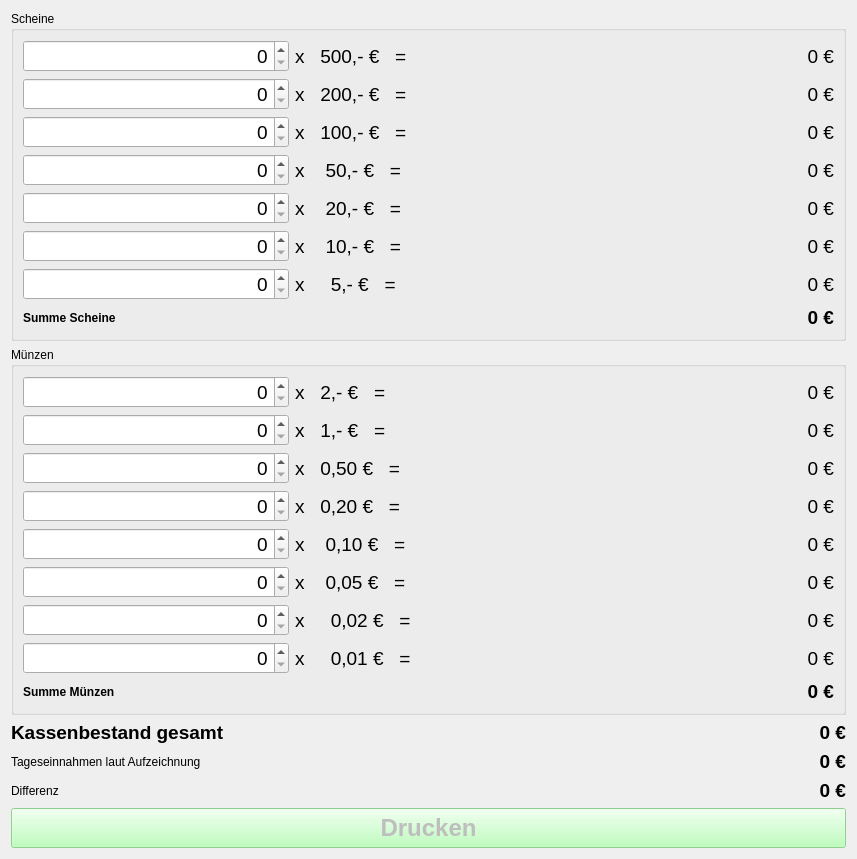
bwurst/bibkasse, file ressource/ui/widget_zaehlprotokoll.ui: the form before one commit.
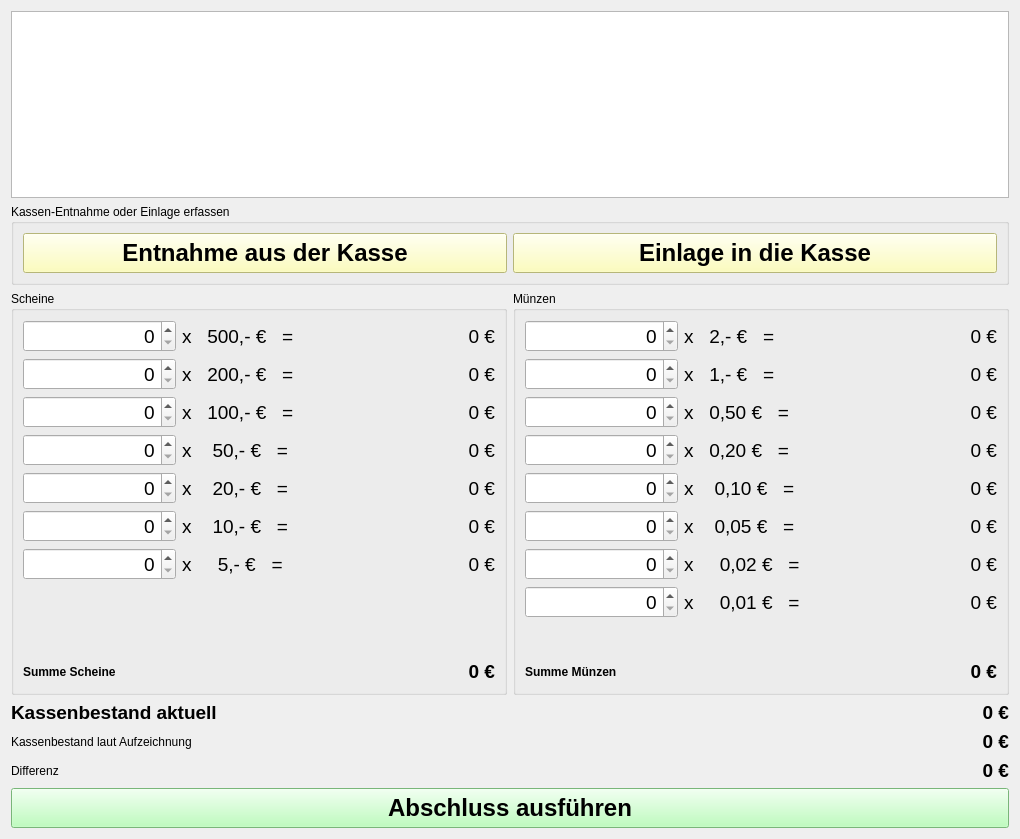
The form after the commit.

The edit to the form file:
```diff
--- a/ressource/ui/widget_zaehlprotokoll.ui
+++ b/ressource/ui/widget_zaehlprotokoll.ui
@@ -6,15 +6,372 @@
    <rect>
     <x>0</x>
     <y>0</y>
-    <width>857</width>
-    <height>777</height>
+    <width>1020</width>
+    <height>839</height>
    </rect>
   </property>
   <property name="windowTitle">
    <string>Form</string>
   </property>
   <layout class="QGridLayout" name="gridLayout">
-   <item row="6" column="0">
+   <item row="3" column="0">
+    <widget class="QGroupBox" name="groupBox">
+     <property name="title">
+      <string>Scheine</string>
+     </property>
+     <layout class="QVBoxLayout" name="verticalLayout">
+      <item>
+       <layout class="QHBoxLayout" name="horizontalLayout">
+        <item>
+         <widget class="QSpinBox" name="count_500">
+          <property name="font">
+           <font>
+            <pointsize>14</pointsize>
+           </font>
+          </property>
+          <property name="alignment">
+           <set>Qt::AlignRight|Qt::AlignTrailing|Qt::AlignVCenter</set>
+          </property>
+         </widget>
+        </item>
+        <item>
+         <widget class="QLabel" name="label">
+          <property name="font">
+           <font>
+            <pointsize>14</pointsize>
+           </font>
+          </property>
+          <property name="text">
+           <string>x   500,- €   =</string>
+          </property>
+         </widget>
+        </item>
+        <item>
+         <widget class="QLabel" name="summe_500">
+          <property name="font">
+           <font>
+            <pointsize>14</pointsize>
+           </font>
+          </property>
+          <property name="text">
+           <string>0 €</string>
+          </property>
+          <property name="alignment">
+           <set>Qt::AlignRight|Qt::AlignTrailing|Qt::AlignVCenter</set>
+          </property>
+         </widget>
+        </item>
+       </layout>
+      </item>
+      <item>
+       <layout class="QHBoxLayout" name="horizontalLayout_2">
+        <item>
+         <widget class="QSpinBox" name="count_200">
+          <property name="font">
+           <font>
+            <pointsize>14</pointsize>
+           </font>
+          </property>
+          <property name="alignment">
+           <set>Qt::AlignRight|Qt::AlignTrailing|Qt::AlignVCenter</set>
+          </property>
+         </widget>
+        </item>
+        <item>
+         <widget class="QLabel" name="label_3">
+          <property name="font">
+           <font>
+            <pointsize>14</pointsize>
+           </font>
+          </property>
+          <property name="text">
+           <string>x   200,- €   =</string>
+          </property>
+         </widget>
+        </item>
+        <item>
+         <widget class="QLabel" name="summe_200">
+          <property name="font">
+           <font>
+            <pointsize>14</pointsize>
+           </font>
+          </property>
+          <property name="text">
+           <string>0 €</string>
+          </property>
+          <property name="alignment">
+           <set>Qt::AlignRight|Qt::AlignTrailing|Qt::AlignVCenter</set>
+          </property>
+         </widget>
+        </item>
+       </layout>
+      </item>
+      <item>
+       <layout class="QHBoxLayout" name="horizontalLayout_3">
+        <item>
+         <widget class="QSpinBox" name="count_100">
+          <property name="font">
+           <font>
+            <pointsize>14</pointsize>
+           </font>
+          </property>
+          <property name="alignment">
+           <set>Qt::AlignRight|Qt::AlignTrailing|Qt::AlignVCenter</set>
+          </property>
+         </widget>
+        </item>
+        <item>
+         <widget class="QLabel" name="label_5">
+          <property name="font">
+           <font>
+            <pointsize>14</pointsize>
+           </font>
+          </property>
+          <property name="text">
+           <string>x   100,- €   =</string>
+          </property>
+         </widget>
+        </item>
+        <item>
+         <widget class="QLabel" name="summe_100">
+          <property name="font">
+           <font>
+            <pointsize>14</pointsize>
+           </font>
+          </property>
+          <property name="text">
+           <string>0 €</string>
+          </property>
+          <property name="alignment">
+           <set>Qt::AlignRight|Qt::AlignTrailing|Qt::AlignVCenter</set>
+          </property>
+         </widget>
+        </item>
+       </layout>
+      </item>
+      <item>
+       <layout class="QHBoxLayout" name="horizontalLayout_4">
+        <item>
+         <widget class="QSpinBox" name="count_50">
+          <property name="font">
+           <font>
+            <pointsize>14</pointsize>
+           </font>
+          </property>
+          <property name="alignment">
+           <set>Qt::AlignRight|Qt::AlignTrailing|Qt::AlignVCenter</set>
+          </property>
+         </widget>
+        </item>
+        <item>
+         <widget class="QLabel" name="label_7">
+          <property name="font">
+           <font>
+            <pointsize>14</pointsize>
+           </font>
+          </property>
+          <property name="text">
+           <string>x    50,- €   =</string>
+          </property>
+         </widget>
+        </item>
+        <item>
+         <widget class="QLabel" name="summe_50">
+          <property name="font">
+           <font>
+            <pointsize>14</pointsize>
+           </font>
+          </property>
+          <property name="text">
+           <string>0 €</string>
+          </property>
+          <property name="alignment">
+           <set>Qt::AlignRight|Qt::AlignTrailing|Qt::AlignVCenter</set>
+          </property>
+         </widget>
+        </item>
+       </layout>
+      </item>
+      <item>
+       <layout class="QHBoxLayout" name="horizontalLayout_5">
+        <item>
+         <widget class="QSpinBox" name="count_20">
+          <property name="font">
+           <font>
+            <pointsize>14</pointsize>
+           </font>
+          </property>
+          <property name="alignment">
+           <set>Qt::AlignRight|Qt::AlignTrailing|Qt::AlignVCenter</set>
+          </property>
+         </widget>
+        </item>
+        <item>
+         <widget class="QLabel" name="label_9">
+          <property name="font">
+           <font>
+            <pointsize>14</pointsize>
+           </font>
+          </property>
+          <property name="text">
+           <string>x    20,- €   =</string>
+          </property>
+         </widget>
+        </item>
+        <item>
+         <widget class="QLabel" name="summe_20">
+          <property name="font">
+           <font>
+            <pointsize>14</pointsize>
+           </font>
+          </property>
+          <property name="text">
+           <string>0 €</string>
+          </property>
+          <property name="alignment">
+           <set>Qt::AlignRight|Qt::AlignTrailing|Qt::AlignVCenter</set>
+          </property>
+         </widget>
+        </item>
+       </layout>
+      </item>
+      <item>
+       <layout class="QHBoxLayout" name="horizontalLayout_6">
+        <item>
+         <widget class="QSpinBox" name="count_10">
+          <property name="font">
+           <font>
+            <pointsize>14</pointsize>
+           </font>
+          </property>
+          <property name="alignment">
+           <set>Qt::AlignRight|Qt::AlignTrailing|Qt::AlignVCenter</set>
+          </property>
+         </widget>
+        </item>
+        <item>
+         <widget class="QLabel" name="label_11">
+          <property name="font">
+           <font>
+            <pointsize>14</pointsize>
+           </font>
+          </property>
+          <property name="text">
+           <string>x    10,- €   =</string>
+          </property>
+         </widget>
+        </item>
+        <item>
+         <widget class="QLabel" name="summe_10">
+          <property name="font">
+           <font>
+            <pointsize>14</pointsize>
+           </font>
+          </property>
+          <property name="text">
+           <string>0 €</string>
+          </property>
+          <property name="alignment">
+           <set>Qt::AlignRight|Qt::AlignTrailing|Qt::AlignVCenter</set>
+          </property>
+         </widget>
+        </item>
+       </layout>
+      </item>
+      <item>
+       <layout class="QHBoxLayout" name="horizontalLayout_7">
+        <item>
+         <widget class="QSpinBox" name="count_5">
+          <property name="font">
+           <font>
+            <pointsize>14</pointsize>
+           </font>
+          </property>
+          <property name="alignment">
+           <set>Qt::AlignRight|Qt::AlignTrailing|Qt::AlignVCenter</set>
+          </property>
+         </widget>
+        </item>
+        <item>
+         <widget class="QLabel" name="label_13">
+          <property name="font">
+           <font>
+            <pointsize>14</pointsize>
+           </font>
+          </property>
+          <property name="text">
+           <string>x     5,- €   =</string>
+          </property>
+         </widget>
+        </item>
+        <item>
+         <widget class="QLabel" name="summe_5">
+          <property name="font">
+           <font>
+            <pointsize>14</pointsize>
+           </font>
+          </property>
+          <property name="text">
+           <string>0 €</string>
+          </property>
+          <property name="alignment">
+           <set>Qt::AlignRight|Qt::AlignTrailing|Qt::AlignVCenter</set>
+          </property>
+         </widget>
+        </item>
+       </layout>
+      </item>
+      <item>
+       <spacer name="verticalSpacer">
+        <property name="orientation">
+         <enum>Qt::Vertical</enum>
+        </property>
+        <property name="sizeHint" stdset="0">
+         <size>
+          <width>20</width>
+          <height>40</height>
+         </size>
+        </property>
+       </spacer>
+      </item>
+      <item>
+       <layout class="QHBoxLayout" name="horizontalLayout_18">
+        <item>
+         <widget class="QLabel" name="label_2">
+          <property name="font">
+           <font>
+            <weight>75</weight>
+            <bold>true</bold>
+           </font>
+          </property>
+          <property name="text">
+           <string>Summe Scheine</string>
+          </property>
+         </widget>
+        </item>
+        <item>
+         <widget class="QLabel" name="summe_scheine">
+          <property name="font">
+           <font>
+            <pointsize>14</pointsize>
+            <weight>75</weight>
+            <bold>true</bold>
+           </font>
+          </property>
+          <property name="text">
+           <string>0 €</string>
+          </property>
+          <property name="alignment">
+           <set>Qt::AlignRight|Qt::AlignTrailing|Qt::AlignVCenter</set>
+          </property>
+         </widget>
+        </item>
+       </layout>
+      </item>
+     </layout>
+    </widget>
+   </item>
+   <item row="3" column="1">
     <widget class="QGroupBox" name="groupBox_2">
      <property name="title">
       <string>Münzen</string>
@@ -364,6 +721,19 @@
         </item>
        </layout>
       </item>
+      <item>
+       <spacer name="verticalSpacer_2">
+        <property name="orientation">
+         <enum>Qt::Vertical</enum>
+        </property>
+        <property name="sizeHint" stdset="0">
+         <size>
+          <width>20</width>
+          <height>40</height>
+         </size>
+        </property>
+       </spacer>
+      </item>
       <item>
        <layout class="QHBoxLayout" name="horizontalLayout_19">
         <item>
@@ -401,351 +771,121 @@
      </layout>
     </widget>
    </item>
-   <item row="0" column="0">
-    <widget class="QGroupBox" name="groupBox">
+   <item row="11" column="0" colspan="2">
+    <layout class="QHBoxLayout" name="horizontalLayout_21">
+     <item>
+      <widget class="QLabel" name="label_8">
+       <property name="text">
+        <string>Kassenbestand laut Aufzeichnung</string>
+       </property>
+      </widget>
+     </item>
+     <item>
+      <widget class="QLabel" name="kassenstand_berechnet">
+       <property name="font">
+        <font>
+         <pointsize>14</pointsize>
+         <weight>75</weight>
+         <bold>true</bold>
+        </font>
+       </property>
+       <property name="text">
+        <string>0 €</string>
+       </property>
+       <property name="alignment">
+        <set>Qt::AlignRight|Qt::AlignTrailing|Qt::AlignVCenter</set>
+       </property>
+      </widget>
+     </item>
+    </layout>
+   </item>
+   <item row="12" column="0" colspan="2">
+    <layout class="QHBoxLayout" name="horizontalLayout_22">
+     <item>
+      <widget class="QLabel" name="label_10">
+       <property name="text">
+        <string>Differenz</string>
+       </property>
+      </widget>
+     </item>
+     <item>
+      <widget class="QLabel" name="differenz">
+       <property name="font">
+        <font>
+         <pointsize>14</pointsize>
+         <weight>75</weight>
+         <bold>true</bold>
+        </font>
+       </property>
+       <property name="text">
+        <string>0 €</string>
+       </property>
+       <property name="alignment">
+        <set>Qt::AlignRight|Qt::AlignTrailing|Qt::AlignVCenter</set>
+       </property>
+      </widget>
+     </item>
+    </layout>
+   </item>
+   <item row="1" column="0" colspan="2">
+    <widget class="QGroupBox" name="groupBox_3">
      <property name="title">
-      <string>Scheine</string>
+      <string>Kassen-Entnahme oder Einlage erfassen</string>
      </property>
-     <layout class="QVBoxLayout" name="verticalLayout">
+     <layout class="QHBoxLayout" name="horizontalLayout_17">
       <item>
-       <layout class="QHBoxLayout" name="horizontalLayout">
-        <item>
-         <widget class="QSpinBox" name="count_500">
-          <property name="font">
-           <font>
-            <pointsize>14</pointsize>
-           </font>
-          </property>
-          <property name="alignment">
-           <set>Qt::AlignRight|Qt::AlignTrailing|Qt::AlignVCenter</set>
-          </property>
-         </widget>
-        </item>
-        <item>
-         <widget class="QLabel" name="label">
-          <property name="font">
-           <font>
-            <pointsize>14</pointsize>
-           </font>
-          </property>
-          <property name="text">
-           <string>x   500,- €   =</string>
-          </property>
-         </widget>
-        </item>
-        <item>
-         <widget class="QLabel" name="summe_500">
-          <property name="font">
-           <font>
-            <pointsize>14</pointsize>
-           </font>
-          </property>
-          <property name="text">
-           <string>0 €</string>
-          </property>
-          <property name="alignment">
-           <set>Qt::AlignRight|Qt::AlignTrailing|Qt::AlignVCenter</set>
-          </property>
-         </widget>
-        </item>
-       </layout>
+       <widget class="QPushButton" name="button_entnahme">
+        <property name="minimumSize">
+         <size>
+          <width>0</width>
+          <height>40</height>
+         </size>
+        </property>
+        <property name="font">
+         <font>
+          <pointsize>18</pointsize>
+          <weight>75</weight>
+          <bold>true</bold>
+         </font>
+        </property>
+        <property name="styleSheet">
+         <string notr="true">background-color: #ffa; border-color: #ff0;</string>
+        </property>
+        <property name="text">
+         <string>Entnahme aus der Kasse</string>
+        </property>
+       </widget>
       </item>
       <item>
-       <layout class="QHBoxLayout" name="horizontalLayout_2">
-        <item>
-         <widget class="QSpinBox" name="count_200">
-          <property name="font">
-           <font>
-            <pointsize>14</pointsize>
-           </font>
-          </property>
-          <property name="alignment">
-           <set>Qt::AlignRight|Qt::AlignTrailing|Qt::AlignVCenter</set>
-          </property>
-         </widget>
-        </item>
-        <item>
-         <widget class="QLabel" name="label_3">
-          <property name="font">
-           <font>
-            <pointsize>14</pointsize>
-           </font>
-          </property>
-          <property name="text">
-           <string>x   200,- €   =</string>
-          </property>
-         </widget>
-        </item>
-        <item>
-         <widget class="QLabel" name="summe_200">
-          <property name="font">
-           <font>
-            <pointsize>14</pointsize>
-           </font>
-          </property>
-          <property name="text">
-           <string>0 €</string>
-          </property>
-          <property name="alignment">
-           <set>Qt::AlignRight|Qt::AlignTrailing|Qt::AlignVCenter</set>
-          </property>
-         </widget>
-        </item>
-       </layout>
-      </item>
-      <item>
-       <layout class="QHBoxLayout" name="horizontalLayout_3">
-        <item>
-         <widget class="QSpinBox" name="count_100">
-          <property name="font">
-           <font>
-            <pointsize>14</pointsize>
-           </font>
-          </property>
-          <property name="alignment">
-           <set>Qt::AlignRight|Qt::AlignTrailing|Qt::AlignVCenter</set>
-          </property>
-         </widget>
-        </item>
-        <item>
-         <widget class="QLabel" name="label_5">
-          <property name="font">
-           <font>
-            <pointsize>14</pointsize>
-           </font>
-          </property>
-          <property name="text">
-           <string>x   100,- €   =</string>
-          </property>
-         </widget>
-        </item>
-        <item>
-         <widget class="QLabel" name="summe_100">
-          <property name="font">
-           <font>
-            <pointsize>14</pointsize>
-           </font>
-          </property>
-          <property name="text">
-           <string>0 €</string>
-          </property>
-          <property name="alignment">
-           <set>Qt::AlignRight|Qt::AlignTrailing|Qt::AlignVCenter</set>
-          </property>
-         </widget>
-        </item>
-       </layout>
-      </item>
-      <item>
-       <layout class="QHBoxLayout" name="horizontalLayout_4">
-        <item>
-         <widget class="QSpinBox" name="count_50">
-          <property name="font">
-           <font>
-            <pointsize>14</pointsize>
-           </font>
-          </property>
-          <property name="alignment">
-           <set>Qt::AlignRight|Qt::AlignTrailing|Qt::AlignVCenter</set>
-          </property>
-         </widget>
-        </item>
-        <item>
-         <widget class="QLabel" name="label_7">
-          <property name="font">
-           <font>
-            <pointsize>14</pointsize>
-           </font>
-          </property>
-          <property name="text">
-           <string>x    50,- €   =</string>
-          </property>
-         </widget>
-        </item>
-        <item>
-         <widget class="QLabel" name="summe_50">
-          <property name="font">
-           <font>
-            <pointsize>14</pointsize>
-           </font>
-          </property>
-          <property name="text">
-           <string>0 €</string>
-          </property>
-          <property name="alignment">
-           <set>Qt::AlignRight|Qt::AlignTrailing|Qt::AlignVCenter</set>
-          </property>
-         </widget>
-        </item>
-       </layout>
-      </item>
-      <item>
-       <layout class="QHBoxLayout" name="horizontalLayout_5">
-        <item>
-         <widget class="QSpinBox" name="count_20">
-          <property name="font">
-           <font>
-            <pointsize>14</pointsize>
-           </font>
-          </property>
-          <property name="alignment">
-           <set>Qt::AlignRight|Qt::AlignTrailing|Qt::AlignVCenter</set>
-          </property>
-         </widget>
-        </item>
-        <item>
-         <widget class="QLabel" name="label_9">
-          <property name="font">
-           <font>
-            <pointsize>14</pointsize>
-           </font>
-          </property>
-          <property name="text">
-           <string>x    20,- €   =</string>
-          </property>
-         </widget>
-        </item>
-        <item>
-         <widget class="QLabel" name="summe_20">
-          <property name="font">
-           <font>
-            <pointsize>14</pointsize>
-           </font>
-          </property>
-          <property name="text">
-           <string>0 €</string>
-          </property>
-          <property name="alignment">
-           <set>Qt::AlignRight|Qt::AlignTrailing|Qt::AlignVCenter</set>
-          </property>
-         </widget>
-        </item>
-       </layout>
-      </item>
-      <item>
-       <layout class="QHBoxLayout" name="horizontalLayout_6">
-        <item>
-         <widget class="QSpinBox" name="count_10">
-          <property name="font">
-           <font>
-            <pointsize>14</pointsize>
-           </font>
-          </property>
-          <property name="alignment">
-           <set>Qt::AlignRight|Qt::AlignTrailing|Qt::AlignVCenter</set>
-          </property>
-         </widget>
-        </item>
-        <item>
-         <widget class="QLabel" name="label_11">
-          <property name="font">
-           <font>
-            <pointsize>14</pointsize>
-           </font>
-          </property>
-          <property name="text">
-           <string>x    10,- €   =</string>
-          </property>
-         </widget>
-        </item>
-        <item>
-         <widget class="QLabel" name="summe_10">
-          <property name="font">
-           <font>
-            <pointsize>14</pointsize>
-           </font>
-          </property>
-          <property name="text">
-           <string>0 €</string>
-          </property>
-          <property name="alignment">
-           <set>Qt::AlignRight|Qt::AlignTrailing|Qt::AlignVCenter</set>
-          </property>
-         </widget>
-        </item>
-       </layout>
-      </item>
-      <item>
-       <layout class="QHBoxLayout" name="horizontalLayout_7">
-        <item>
-         <widget class="QSpinBox" name="count_5">
-          <property name="font">
-           <font>
-            <pointsize>14</pointsize>
-           </font>
-          </property>
-          <property name="alignment">
-           <set>Qt::AlignRight|Qt::AlignTrailing|Qt::AlignVCenter</set>
-          </property>
-         </widget>
-        </item>
-        <item>
-         <widget class="QLabel" name="label_13">
-          <property name="font">
-           <font>
-            <pointsize>14</pointsize>
-           </font>
-          </property>
-          <property name="text">
-           <string>x     5,- €   =</string>
-          </property>
-         </widget>
-        </item>
-        <item>
-         <widget class="QLabel" name="summe_5">
-          <property name="font">
-           <font>
-            <pointsize>14</pointsize>
-           </font>
-          </property>
-          <property name="text">
-           <string>0 €</string>
-          </property>
-          <property name="alignment">
-           <set>Qt::AlignRight|Qt::AlignTrailing|Qt::AlignVCenter</set>
-          </property>
-         </widget>
-        </item>
-       </layout>
-      </item>
-      <item>
-       <layout class="QHBoxLayout" name="horizontalLayout_18">
-        <item>
-         <widget class="QLabel" name="label_2">
-          <property name="font">
-           <font>
-            <weight>75</weight>
-            <bold>true</bold>
-           </font>
-          </property>
-          <property name="text">
-           <string>Summe Scheine</string>
-          </property>
-         </widget>
-        </item>
-        <item>
-         <widget class="QLabel" name="summe_scheine">
-          <property name="font">
-           <font>
-            <pointsize>14</pointsize>
-            <weight>75</weight>
-            <bold>true</bold>
-           </font>
-          </property>
-          <property name="text">
-           <string>0 €</string>
-          </property>
-          <property name="alignment">
-           <set>Qt::AlignRight|Qt::AlignTrailing|Qt::AlignVCenter</set>
-          </property>
-         </widget>
-        </item>
-       </layout>
+       <widget class="QPushButton" name="button_einlage">
+        <property name="minimumSize">
+         <size>
+          <width>0</width>
+          <height>40</height>
+         </size>
+        </property>
+        <property name="font">
+         <font>
+          <pointsize>18</pointsize>
+          <weight>75</weight>
+          <bold>true</bold>
+         </font>
+        </property>
+        <property name="styleSheet">
+         <string notr="true">background-color: #ffa; border-color: #ff0;</string>
+        </property>
+        <property name="text">
+         <string>Einlage in die Kasse</string>
+        </property>
+       </widget>
       </item>
      </layout>
     </widget>
    </item>
-   <item row="7" column="0">
+   <item row="0" column="0" colspan="2">
+    <widget class="QTextBrowser" name="infotext"/>
+   </item>
+   <item row="10" column="0" colspan="2">
     <layout class="QHBoxLayout" name="horizontalLayout_20">
      <item>
       <widget class="QLabel" name="label_6">
@@ -757,7 +897,7 @@
         </font>
        </property>
        <property name="text">
-        <string>Kassenbestand gesamt</string>
+        <string>Kassenbestand aktuell</string>
        </property>
       </widget>
      </item>
@@ -780,13 +920,10 @@
      </item>
     </layout>
    </item>
-   <item row="10" column="0">
+   <item row="13" column="0" colspan="2">
     <layout class="QHBoxLayout" name="horizontalLayout_16">
      <item>
-      <widget class="QPushButton" name="button_drucken">
-       <property name="enabled">
-        <bool>false</bool>
-       </property>
+      <widget class="QPushButton" name="button_abschluss">
        <property name="minimumSize">
         <size>
          <width>0</width>
@@ -804,63 +941,7 @@
         <string notr="true">background-color: #afa; border-color: #0f0;</string>
        </property>
        <property name="text">
-        <string>Drucken</string>
-       </property>
-      </widget>
-     </item>
-    </layout>
-   </item>
-   <item row="8" column="0">
-    <layout class="QHBoxLayout" name="horizontalLayout_21">
-     <item>
-      <widget class="QLabel" name="label_8">
-       <property name="text">
-        <string>Tageseinnahmen laut Aufzeichnung</string>
-       </property>
-      </widget>
-     </item>
-     <item>
-      <widget class="QLabel" name="einnahmen">
-       <property name="font">
-        <font>
-         <pointsize>14</pointsize>
-         <weight>75</weight>
-         <bold>true</bold>
-        </font>
-       </property>
-       <property name="text">
-        <string>0 €</string>
-       </property>
-       <property name="alignment">
-        <set>Qt::AlignRight|Qt::AlignTrailing|Qt::AlignVCenter</set>
-       </property>
-      </widget>
-     </item>
-    </layout>
-   </item>
-   <item row="9" column="0">
-    <layout class="QHBoxLayout" name="horizontalLayout_22">
-     <item>
-      <widget class="QLabel" name="label_10">
-       <property name="text">
-        <string>Differenz</string>
-       </property>
-      </widget>
-     </item>
-     <item>
-      <widget class="QLabel" name="differenz">
-       <property name="font">
-        <font>
-         <pointsize>14</pointsize>
-         <weight>75</weight>
-         <bold>true</bold>
-        </font>
-       </property>
-       <property name="text">
-        <string>0 €</string>
-       </property>
-       <property name="alignment">
-        <set>Qt::AlignRight|Qt::AlignTrailing|Qt::AlignVCenter</set>
+        <string>Abschluss ausführen</string>
        </property>
       </widget>
      </item>
```
